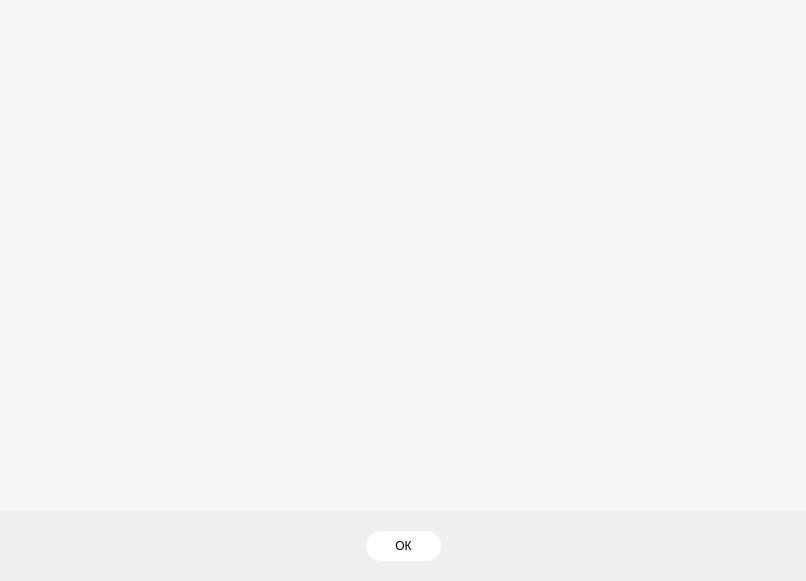
Qt form source/ui/day_data.ui (pop-arthur/HotelLib_NTO) before a commit.
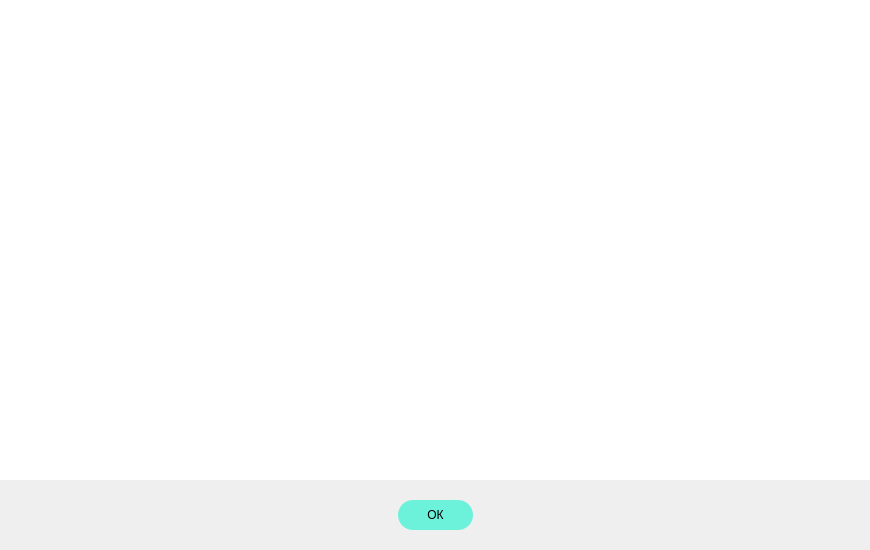
The same form after that commit.

Commit message: add table design

What changed in the file:
```diff
--- a/source/ui/day_data.ui
+++ b/source/ui/day_data.ui
@@ -6,8 +6,8 @@
    <rect>
     <x>0</x>
     <y>0</y>
-    <width>806</width>
-    <height>581</height>
+    <width>870</width>
+    <height>550</height>
    </rect>
   </property>
   <property name="windowTitle">
@@ -40,9 +40,18 @@
      <property name="styleSheet">
       <string notr="true">QTableWidget
 {
-	background: rgb(255, 255, 255, 120);
+	opacity: 100;
 	сolor: rgb(255, 255, 255);
 	radius: 15;
+}
+
+QHeaderView, QHeaderView::section {
+    background-color: &quot;#6cf2da&quot;;
+}
+
+QTableWidget::item {
+	color: rgba(255, 255, 255, 255);
+	border: 1px solid &quot;#6cf2da&quot;;
 }</string>
      </property>
      <property name="frameShape">
@@ -100,11 +109,13 @@
        <property name="styleSheet">
         <string notr="true">QPushButton
 {
-	background: rgb(255, 255, 255);
+	text-shadow: 0px 0px 50px #FFFFFF;
+	background-color: #6CF1DA;
 	border-radius: 15;
     margin: 20px 0;
 	height: 30px;
-}</string>
+}
+</string>
        </property>
        <property name="text">
         <string>ОК</string>
```
Left out of the diff: 21 changed lines with no effect on the pictures. The commit also changes 8 other files.
